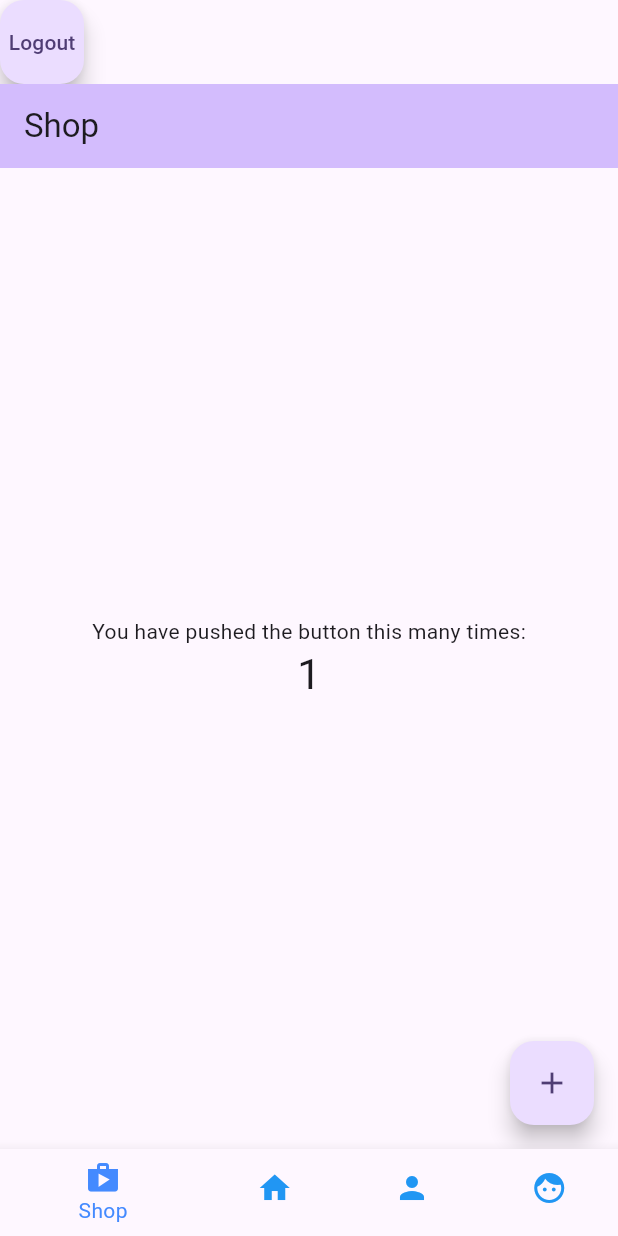
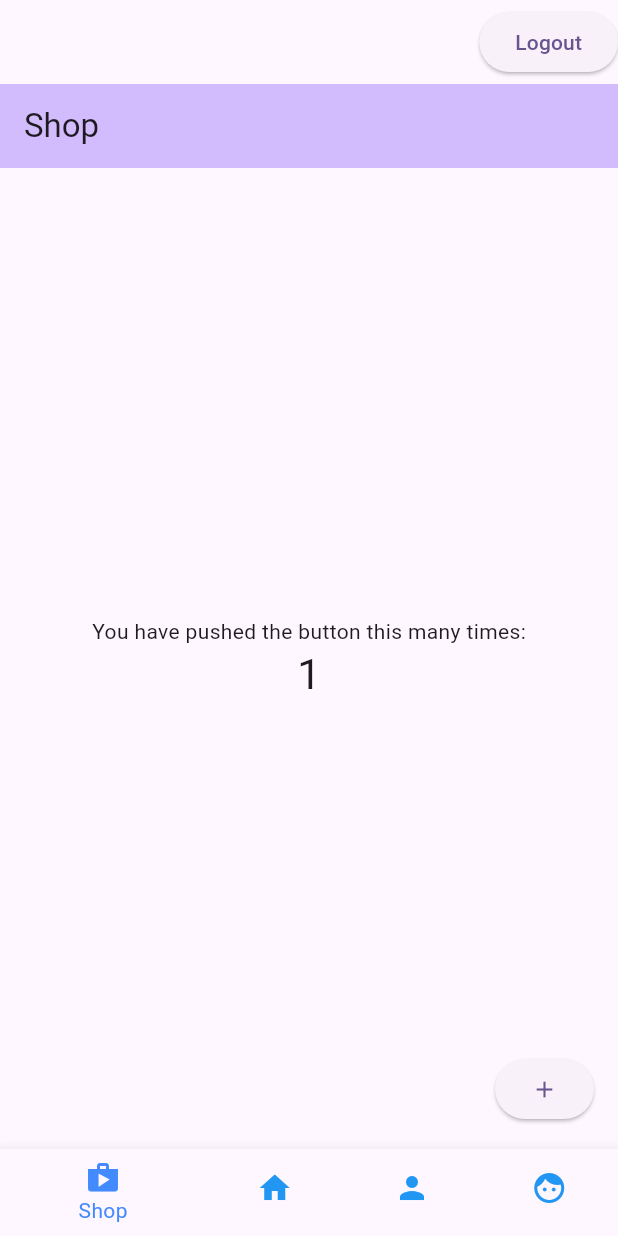
Before and after one commit to WillZ526/Commit_me, a Flutter app: the ShopPage screen opened by its route, after a tap on the "add" icon, on a phone screen of 412 x 824 dp. Run offline on Flutter 3.47's test engine with Material 3 defaults, Android fonts, the phone set to English and light mode, and no system bars; our stand-ins replace cloud_firestore, email_validator, firebase_auth, firebase_core, go_router, google_fonts and 1 more; missing offline and left inert: dart:ffi; accounts and stored records are empty.

Commit message:
new update

```diff
--- a/lib/authentication/login.dart
+++ b/lib/authentication/login.dart
@@ -9,12 +9,16 @@ import 'package:commit_me/firebase/AppState.dart';
 class LoginPage extends StatefulWidget {
   final AppState state;
   const LoginPage({super.key, required this.state});
-
   @override
   State<LoginPage> createState() => LoginPageState();
 }
 
 class LoginPageState extends State<LoginPage> {
+  @override
+  void initState() {
+    super.initState();
+    setState(() {});
+  }
 
   String? email;
   String? password;
@@ -38,11 +42,15 @@ class LoginPageState extends State<LoginPage> {
         mainAxisSize: MainAxisSize.min,
         children: [
           Text(
+            'Commit Me',
+            style: headtitle,
+          ),
+          Text(
             'Login',
             style: headtitle,
           ),
           Padding(
-            padding: const EdgeInsets.only(top: 5, bottom: 50),
+            padding: const EdgeInsets.only(bottom: 20),
             child: Text(
               'Log In to continue',
               style: smalltext,
@@ -72,7 +80,8 @@ class LoginPageState extends State<LoginPage> {
                         fillColor: Colors.white,
                         focusColor: Colors.white,
                       ),
-                    )),
+                    )
+                  ),
                 Padding(
                   padding: const EdgeInsets.all(8),
                   child: TextFormField(
--- a/lib/main.dart
+++ b/lib/main.dart
@@ -25,10 +25,12 @@ final _rootNavKey = GlobalKey<NavigatorState>();
 final _sectionNavKey = GlobalKey<NavigatorState>();
 
 String _checkInitialLocation() {
-  if (state.getCurrentFirebaseUser().toString() == state.getCurrentUser().toString() &&
+  if (state.getCurrentFirebaseUser().toString() ==
+          state.getCurrentUser().toString() &&
       state.getCurrentFirebaseUser() != null) {
     return '/menu';
-  } else if (state.getCurrentFirebaseUser().toString() == state.getCurrentUser().toString() &&
+  } else if (state.getCurrentFirebaseUser().toString() ==
+          state.getCurrentUser().toString() &&
       state.getCurrentFirebaseUser() == null) {
     return '/login';
   } else {
@@ -126,7 +128,6 @@ class MyAppState extends State<MyApp> {
     );
   }
 }
-
 class ScaffoldWithNavbar extends StatelessWidget {
   const ScaffoldWithNavbar(this.navigationShell, {super.key});
   final StatefulNavigationShell navigationShell;
@@ -134,17 +135,15 @@ class ScaffoldWithNavbar extends StatelessWidget {
   @override
   Widget build(BuildContext context) {
     return Scaffold(
-      appBar: AppBar(
-        leading: FloatingActionButton(
-          heroTag: 'btn1',
+      appBar: AppBar(actions: <Widget>[
+        ElevatedButton(
           onPressed: () {
             state.logOut();
             context.go('/login');
           }, //logout button
-          tooltip: 'Log Out',
           child: const Text('Logout'),
         ),
-      ),
+      ]),
       body: navigationShell,
       bottomNavigationBar: BottomNavigationBar(
         backgroundColor: Colors.lightBlueAccent,
--- a/lib/tabs/friends.dart
+++ b/lib/tabs/friends.dart
@@ -38,9 +38,8 @@ class FriendsPageState extends State<FriendsPage> {
           ],
         ),
       ),
-      floatingActionButton: FloatingActionButton(
+      floatingActionButton: ElevatedButton(
         onPressed: _incrementCounter,
-        tooltip: 'Increment',
         child: const Icon(Icons.add),
       ),
     );
--- a/lib/tabs/menu.dart
+++ b/lib/tabs/menu.dart
@@ -29,7 +29,7 @@ class MenuPageState extends State<MenuPage> {
           mainAxisAlignment: MainAxisAlignment.center,
           children: <Widget>[
             Text('Local user and firebase user are in sync: ${widget.state.getCurrentUser().toString() == widget.state.getCurrentFirebaseUser().toString()}'),
-            Text(widget.state.getCurrentFirebaseUser().toString()),
+            Text(widget.state.getCurrentUser().toString()),
             const Text(
               'You have pushed the button this many times:',
             ),
@@ -40,9 +40,8 @@ class MenuPageState extends State<MenuPage> {
           ],
         ),
       ),
-      floatingActionButton: FloatingActionButton(
+      floatingActionButton: ElevatedButton(
         onPressed: _incrementCounter,
-        tooltip: 'Increment',
         child: const Icon(Icons.add),
       ),
     );
--- a/lib/tabs/profile.dart
+++ b/lib/tabs/profile.dart
@@ -42,10 +42,8 @@ class ProfilePageState extends State<ProfilePage> {
           ],
         ),
       ),
-      floatingActionButton: FloatingActionButton(
-        heroTag: 'btn2',
+      floatingActionButton: ElevatedButton(
         onPressed: _incrementCounter,
-        tooltip: 'Increment',
         child: const Icon(Icons.add),
       ),
     );
--- a/lib/tabs/shop.dart
+++ b/lib/tabs/shop.dart
@@ -38,9 +38,8 @@ class ShopPageState extends State<ShopPage> {
           ],
         ),
       ),
-      floatingActionButton: FloatingActionButton(
+      floatingActionButton: ElevatedButton(
         onPressed: _incrementCounter,
-        tooltip: 'Increment',
         child: const Icon(Icons.add),
       ),
     );
```
